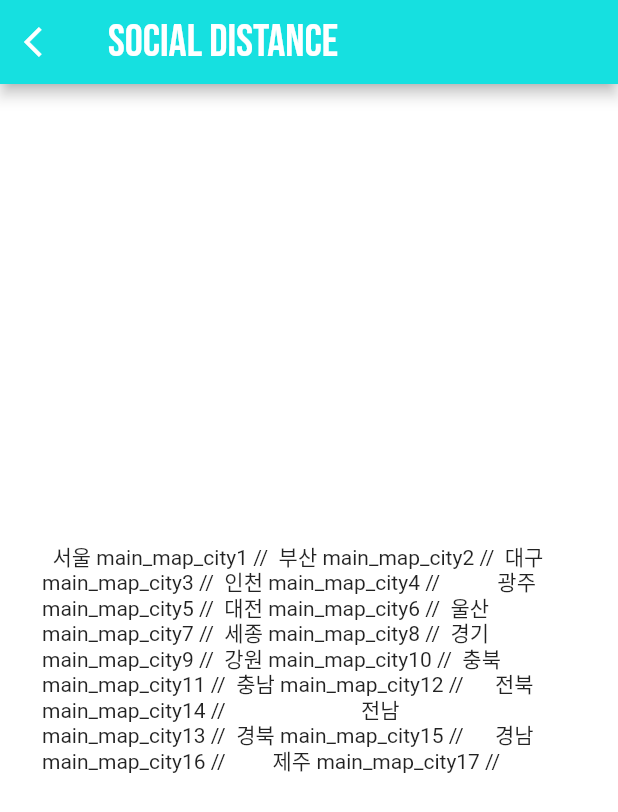
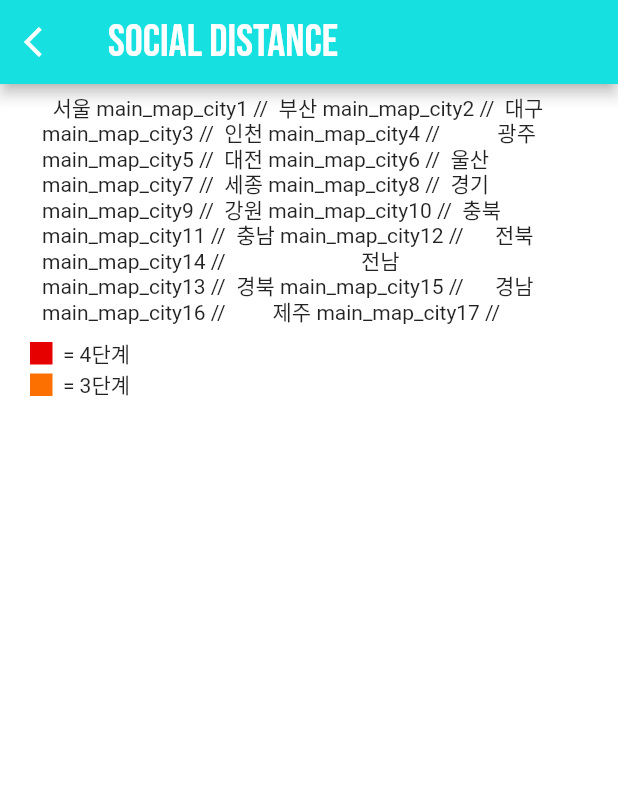
Before and after one commit to GiYeongUM/MiniProject_COVID19_Report, a Flutter app: the SocialDistancingScreen screen opened directly, on a phone screen of 412 x 824 dp. Shown: the top 812 px of the screen. Run offline on Flutter 3.47's test engine with Material 2 defaults, Android fonts, the phone set to English and light mode, and no system bars; drawn by our look-alikes of flutter_html; our stand-ins replace get; network calls fail.

Commit message:
Commit Ver 0.4.0
사회적 거리두기 조회 추가
서버 부분 수정

```diff
--- a/lib/Controller/SocialDistancingController.dart
+++ b/lib/Controller/SocialDistancingController.dart
@@ -0,0 +1,8 @@
+import 'package:get/get.dart';
+
+class SocialDistancingController extends GetxController{
+  Future<String> getSocialData() async {
+    return 'success';
+  }
+
+}
--- a/lib/UI/SocialDistancingScreen.dart
+++ b/lib/UI/SocialDistancingScreen.dart
@@ -1,3 +1,4 @@
+import 'package:covid19/Controller/SocialDistancingController.dart';
 import 'package:flutter/cupertino.dart';
 import 'package:flutter/material.dart';
 import 'package:flutter_html/flutter_html.dart';
@@ -8,8 +9,40 @@ class SocialDistancingScreen extends StatelessWidget {
 
   @override
   Widget build(BuildContext context) {
-
-    String htmlSource1 = """<div class="rssm_graph">
+    final socialDistancingScreen = Get.put(SocialDistancingController());
+    return Scaffold(
+      appBar: AppBar(
+        backgroundColor: Color(0xff16e0e0),
+        leading: IconButton(icon: Icon(Icons.arrow_back_ios), onPressed: (){Get.back();},),
+        title: Text(
+          'Social Distance',
+          style: TextStyle(
+              color: Colors.white,
+              fontSize: 30,
+              fontFamily: 'BebasNeue'),
+          textAlign: TextAlign.right,
+        ),
+      ),
+        body: Container(
+          color: Colors.white,
+          height: double.infinity,
+          child: Center(
+            child: Container(
+              padding: EdgeInsets.symmetric(horizontal: 20),
+              color: Colors.white,
+              child: FutureBuilder<String>(
+                future: socialDistancingScreen.getSocialData(),
+                builder: (context, snapshot) {
+                  if (snapshot.hasError) {
+                    print(snapshot.error);
+                    return Container();
+                  }
+                  else if(snapshot.hasData){
+                    if(snapshot.data == 'success'){
+                      return Column(
+                        children: [
+                          Html(
+                            data: """<div class="rssm_graph">
 																				<div id="main_maplayout1">
 																					<svg id="Layer_1" x="0px" y="0px" width="362px" height="480px" viewBox="0 0 400 530" enable-background="new 0 0 362 480" xml:space="preserve" tabindex="-1" focusable="false">
 																						<g>
@@ -116,29 +149,37 @@ class SocialDistancingScreen extends StatelessWidget {
 																						</g>
 																					</svg>
 																				</div>
-																			</div>""";
-    return Scaffold(
-      appBar: AppBar(
-        backgroundColor: Color(0xff16e0e0),
-        leading: IconButton(icon: Icon(Icons.arrow_back_ios), onPressed: (){Get.back();},),
-        title: Text(
-          'Social Distance',
-          style: TextStyle(
-              color: Colors.white,
-              fontSize: 30,
-              fontFamily: 'BebasNeue'),
-          textAlign: TextAlign.right,
-        ),
-      ),
-        body: Container(
-          color: Colors.white,
-          height: double.infinity,
-          child: Center(
-            child: Container(
-              padding: EdgeInsets.symmetric(horizontal: 20),
-              color: Colors.white,
-              child: Html(
-                data: htmlSource1,
+																			</div>""",
+                          ),
+                          Flexible(child: Container(
+                            child: Column(
+                              children: [
+                                Row(
+                                  children: [
+                                    Container(width: 15, height: 15, color: Color(0xffe60000),),
+                                    Text('  = 4단계')
+                                  ],
+                                ),
+                                Row(
+                                  children: [
+                                    Container(width: 15, height: 15, color: Color(0xfffc7001),),
+                                    Text('  = 3단계')
+                                  ],
+                                ),
+                              ],
+                            ),
+                          ))
+                        ],
+                      );
+                    }
+                    else {
+                      return Container(child: Center(child: Text('서버 오류'),),);
+                    }
+                  }
+                  else {
+                    return Container(margin: EdgeInsets.all(30), child: Center(child: CircularProgressIndicator()));
+                  }
+                },
               ),
             ),
           ),
```
Also changed, not shown: 2 other files.
